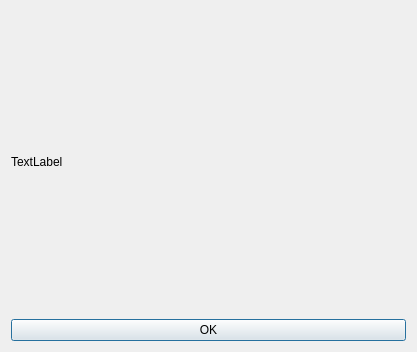
Above: 3F/send.ui from illalis/hackathon-URBNhack before the change. Below: the same form after it.
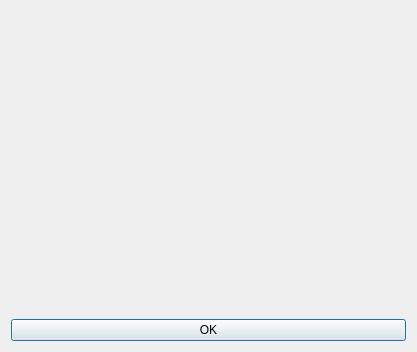
That is the form after the change.

The edit to the form file:
```diff
--- a/3F/send.ui
+++ b/3F/send.ui
@@ -21,38 +21,12 @@
      </property>
     </widget>
    </item>
-   <item row="1" column="0">
-    <widget class="QLabel" name="label">
-     <property name="text">
-      <string>TextLabel</string>
-     </property>
-    </widget>
-   </item>
    <item row="0" column="0">
-    <spacer name="verticalSpacer">
-     <property name="orientation">
-      <enum>Qt::Vertical</enum>
+    <widget class="QLabel" name="label">
+     <property name="text">
+      <string/>
      </property>
-     <property name="sizeHint" stdset="0">
-      <size>
-       <width>20</width>
-       <height>40</height>
-      </size>
-     </property>
-    </spacer>
-   </item>
-   <item row="2" column="0">
-    <spacer name="verticalSpacer_2">
-     <property name="orientation">
-      <enum>Qt::Vertical</enum>
-     </property>
-     <property name="sizeHint" stdset="0">
-      <size>
-       <width>20</width>
-       <height>40</height>
-      </size>
-     </property>
-    </spacer>
+    </widget>
    </item>
   </layout>
  </widget>
```
Left out of the diff: 2 changed lines with no effect on the pictures.
